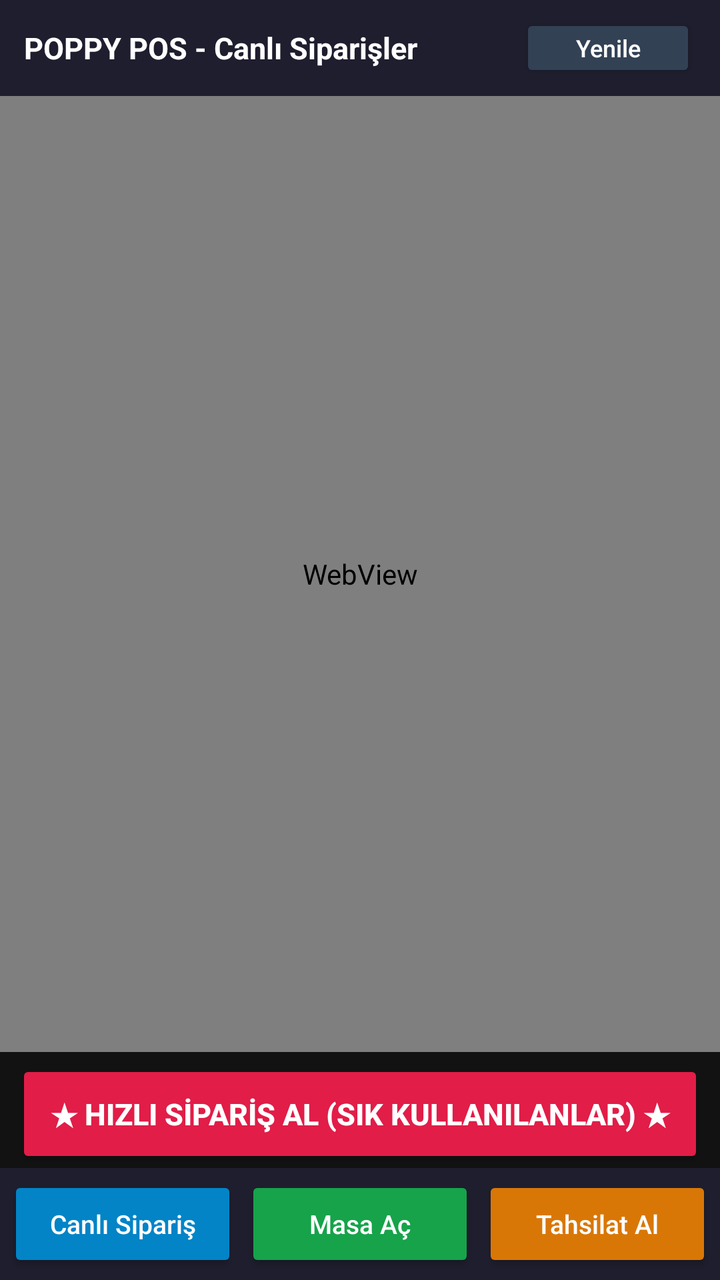
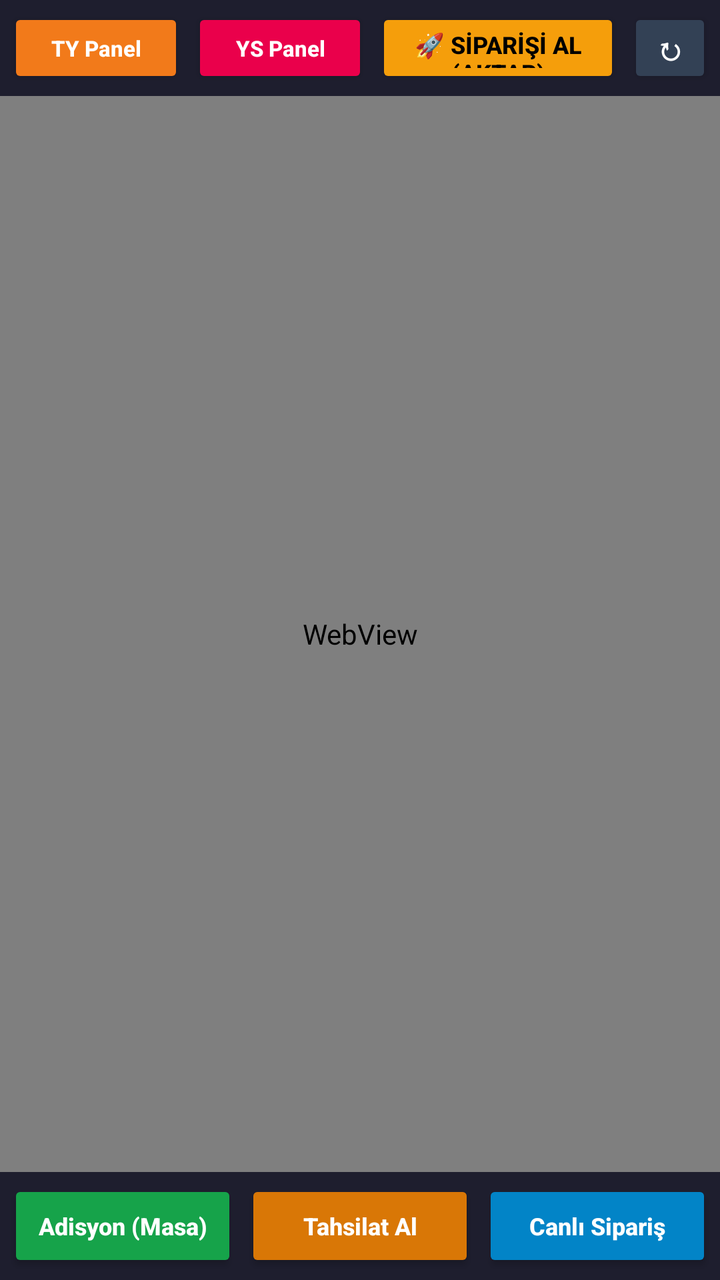

The first picture is an Android layout as it rendered before a commit; the second is the same layout after the commit. The layout source and the unified diff follow.
<!-- AndroidManifest.xml: application theme Theme.AppCompat.Light.NoActionBar -->
<!-- res/layout/activity_main.xml -->
<?xml version="1.0" encoding="utf-8"?>

<LinearLayout xmlns:android="http://schemas.android.com/apk/res/android"
    android:layout_width="match_parent"
    android:layout_height="match_parent"
    android:orientation="vertical"
    android:background="#121212">

    
    <RelativeLayout
        android:layout_width="match_parent"
        android:layout_height="48dp"
        android:background="#1E1E2E"
        android:paddingLeft="12dp"
        android:paddingRight="12dp">

        <TextView
            android:id="@+id/txtTitle"
            android:layout_width="wrap_content"
            android:layout_height="wrap_content"
            android:layout_centerVertical="true"
            android:text="POPPY POS - Canlı Siparişler"
            android:textColor="#FFFFFF"
            android:textSize="15sp"
            android:textStyle="bold" />

        <Button
            android:id="@+id/btnRefresh"
            android:layout_width="wrap_content"
            android:layout_height="34dp"
            android:layout_alignParentEnd="true"
            android:layout_centerVertical="true"
            android:backgroundTint="#334155"
            android:padding="4dp"
            android:text="Yenile"
            android:textAllCaps="false"
            android:textColor="#FFFFFF"
            android:textSize="12sp" />
    </RelativeLayout>

    
    <WebView
        android:id="@+id/webView"
        android:layout_width="match_parent"
        android:layout_height="0dp"
        android:layout_weight="1" />

    
    <Button
        android:id="@+id/btnQuickOrder"
        android:layout_width="match_parent"
        android:layout_height="54dp"
        android:layout_marginLeft="8dp"
        android:layout_marginTop="4dp"
        android:layout_marginRight="8dp"
        android:backgroundTint="#E11D48"
        android:text="★ HIZLI SİPARİŞ AL (SIK KULLANILANLAR) ★"
        android:textAllCaps="false"
        android:textColor="#FFFFFF"
        android:textSize="15sp"
        android:textStyle="bold" />

    
    <LinearLayout
        android:layout_width="match_parent"
        android:layout_height="56dp"
        android:background="#1E1E2E"
        android:orientation="horizontal"
        android:padding="4dp"
        android:weightSum="3">

        <Button
            android:id="@+id/btnLiveOrders"
            android:layout_width="0dp"
            android:layout_height="match_parent"
            android:layout_marginRight="4dp"
            android:layout_weight="1"
            android:backgroundTint="#0284C7"
            android:text="Canlı Sipariş"
            android:textAllCaps="false"
            android:textColor="#FFFFFF"
            android:textSize="13sp" />

        <Button
            android:id="@+id/btnTables"
            android:layout_width="0dp"
            android:layout_height="match_parent"
            android:layout_marginRight="4dp"
            android:layout_weight="1"
            android:backgroundTint="#16A34A"
            android:text="Masa Aç"
            android:textAllCaps="false"
            android:textColor="#FFFFFF"
            android:textSize="13sp" />

        <Button
            android:id="@+id/btnPayment"
            android:layout_width="0dp"
            android:layout_height="match_parent"
            android:layout_weight="1"
            android:backgroundTint="#D97706"
            android:text="Tahsilat Al"
            android:textAllCaps="false"
            android:textColor="#FFFFFF"
            android:textSize="13sp" />
    </LinearLayout>

</LinearLayout>
<!-- resources referenced by this layout -->
<resources>

</resources>

<!-- the commit's change to res/layout/activity_main.xml (unified diff, before → after) -->
@@ -7,36 +7,66 @@
     android:background="#121212">
 
     
-    <RelativeLayout
+    <LinearLayout
         android:layout_width="match_parent"
         android:layout_height="48dp"
         android:background="#1E1E2E"
-        android:paddingLeft="12dp"
-        android:paddingRight="12dp">
+        android:gravity="center_vertical"
+        android:orientation="horizontal"
+        android:padding="4dp">
 
-        <TextView
-            android:id="@+id/txtTitle"
+        <Button
+            android:id="@+id/btnTrendyol"
             android:layout_width="wrap_content"
-            android:layout_height="wrap_content"
-            android:layout_centerVertical="true"
-            android:text="POPPY POS - Canlı Siparişler"
+            android:layout_height="match_parent"
+            android:layout_marginEnd="4dp"
+            android:backgroundTint="#F27A1A"
+            android:paddingLeft="8dp"
+            android:paddingRight="8dp"
+            android:text="TY Panel"
+            android:textAllCaps="false"
             android:textColor="#FFFFFF"
-            android:textSize="15sp"
+            android:textSize="11sp"
+            android:textStyle="bold" />
+
+        <Button
+            android:id="@+id/btnYemeksepeti"
+            android:layout_width="wrap_content"
+            android:layout_height="match_parent"
+            android:layout_marginEnd="4dp"
+            android:backgroundTint="#EA004B"
+            android:paddingLeft="8dp"
+            android:paddingRight="8dp"
+            android:text="YS Panel"
+            android:textAllCaps="false"
+            android:textColor="#FFFFFF"
+            android:textSize="11sp"
+            android:textStyle="bold" />
+
+        <Button
+            android:id="@+id/btnGrabOrder"
+            android:layout_width="0dp"
+            android:layout_height="match_parent"
+            android:layout_marginEnd="4dp"
+            android:layout_weight="1"
+            android:backgroundTint="#F59E0B"
+            android:text="🚀 SİPARİŞİ AL (AKTAR)"
+            android:textAllCaps="false"
+            android:textColor="#000000"
+            android:textSize="12sp"
             android:textStyle="bold" />
 
         <Button
             android:id="@+id/btnRefresh"
-            android:layout_width="wrap_content"
-            android:layout_height="34dp"
-            android:layout_alignParentEnd="true"
-            android:layout_centerVertical="true"
+            android:layout_width="42dp"
+            android:layout_height="match_parent"
             android:backgroundTint="#334155"
-            android:padding="4dp"
-            android:text="Yenile"
-            android:textAllCaps="false"
+            android:padding="0dp"
+            android:text="↻"
             android:textColor="#FFFFFF"
-            android:textSize="12sp" />
-    </RelativeLayout>
+            android:textSize="16sp"
+            android:textStyle="bold" />
+    </LinearLayout>
 
     
     <WebView
@@ -46,63 +76,51 @@
         android:layout_weight="1" />
 
     
-    <Button
-        android:id="@+id/btnQuickOrder"
+    <LinearLayout
         android:layout_width="match_parent"
         android:layout_height="54dp"
-        android:layout_marginLeft="8dp"
-        android:layout_marginTop="4dp"
-        android:layout_marginRight="8dp"
-        android:backgroundTint="#E11D48"
-        android:text="★ HIZLI SİPARİŞ AL (SIK KULLANILANLAR) ★"
-        android:textAllCaps="false"
-        android:textColor="#FFFFFF"
-        android:textSize="15sp"
-        android:textStyle="bold" />
-
-    
-    <LinearLayout
-        android:layout_width="match_parent"
-        android:layout_height="56dp"
         android:background="#1E1E2E"
         android:orientation="horizontal"
         android:padding="4dp"
         android:weightSum="3">
 
         <Button
-            android:id="@+id/btnLiveOrders"
+            android:id="@+id/btnTabAdisyon"
             android:layout_width="0dp"
             android:layout_height="match_parent"
-            android:layout_marginRight="4dp"
+            android:layout_marginEnd="4dp"
+            android:layout_weight="1"
+            android:backgroundTint="#16A34A"
+            android:text="Adisyon (Masa)"
+            android:textAllCaps="false"
+            android:textColor="#FFFFFF"
+            android:textSize="12sp"
+            android:textStyle="bold" />
+
+        <Button
+            android:id="@+id/btnTabTahsilat"
+            android:layout_width="0dp"
+            android:layout_height="match_parent"
+            android:layout_marginEnd="4dp"
+            android:layout_weight="1"
+            android:backgroundTint="#D97706"
+            android:text="Tahsilat Al"
+            android:textAllCaps="false"
+            android:textColor="#FFFFFF"
+            android:textSize="12sp"
+            android:textStyle="bold" />
+
+        <Button
+            android:id="@+id/btnTabCanli"
+            android:layout_width="0dp"
+            android:layout_height="match_parent"
             android:layout_weight="1"
             android:backgroundTint="#0284C7"
             android:text="Canlı Sipariş"
             android:textAllCaps="false"
             android:textColor="#FFFFFF"
-            android:textSize="13sp" />
-
-        <Button
-            android:id="@+id/btnTables"
-            android:layout_width="0dp"
-            android:layout_height="match_parent"
-            android:layout_marginRight="4dp"
-            android:layout_weight="1"
-            android:backgroundTint="#16A34A"
-            android:text="Masa Aç"
-            android:textAllCaps="false"
-            android:textColor="#FFFFFF"
-            android:textSize="13sp" />
-
-        <Button
-            android:id="@+id/btnPayment"
-            android:layout_width="0dp"
-            android:layout_height="match_parent"
-            android:layout_weight="1"
-            android:backgroundTint="#D97706"
-            android:text="Tahsilat Al"
-            android:textAllCaps="false"
-            android:textColor="#FFFFFF"
-            android:textSize="13sp" />
+            android:textSize="12sp"
+            android:textStyle="bold" />
     </LinearLayout>
 
 </LinearLayout>
